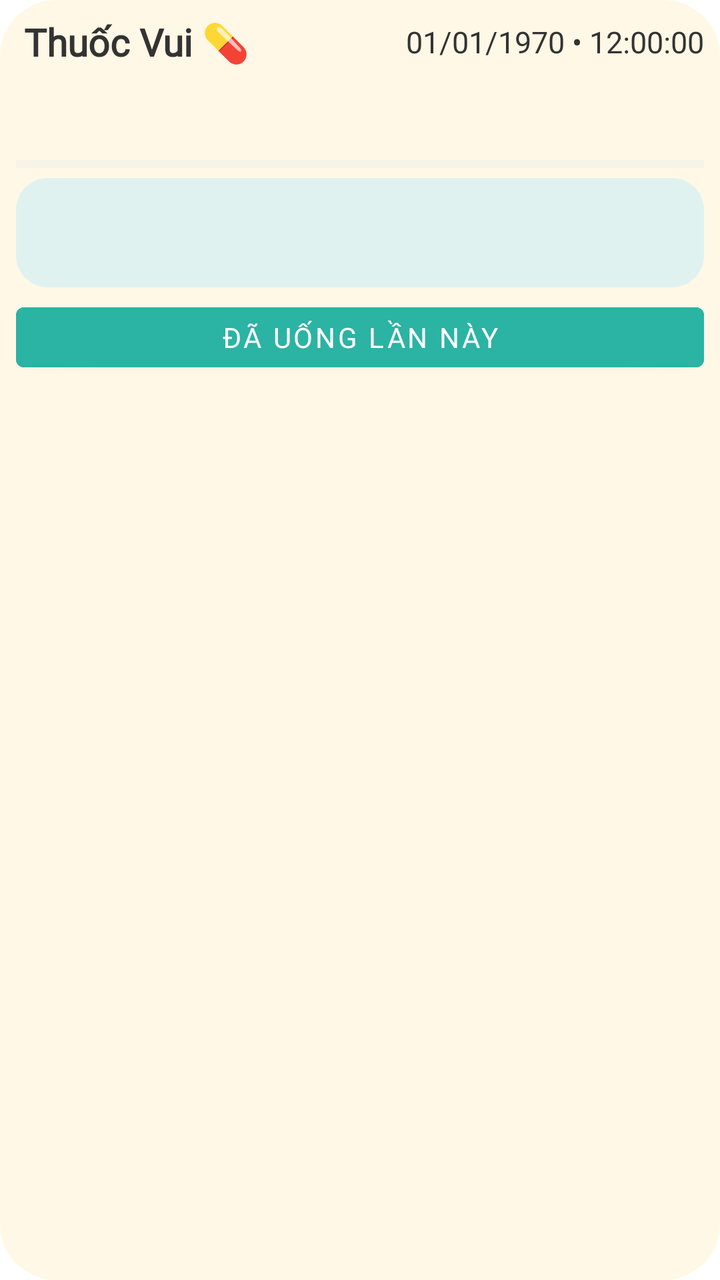
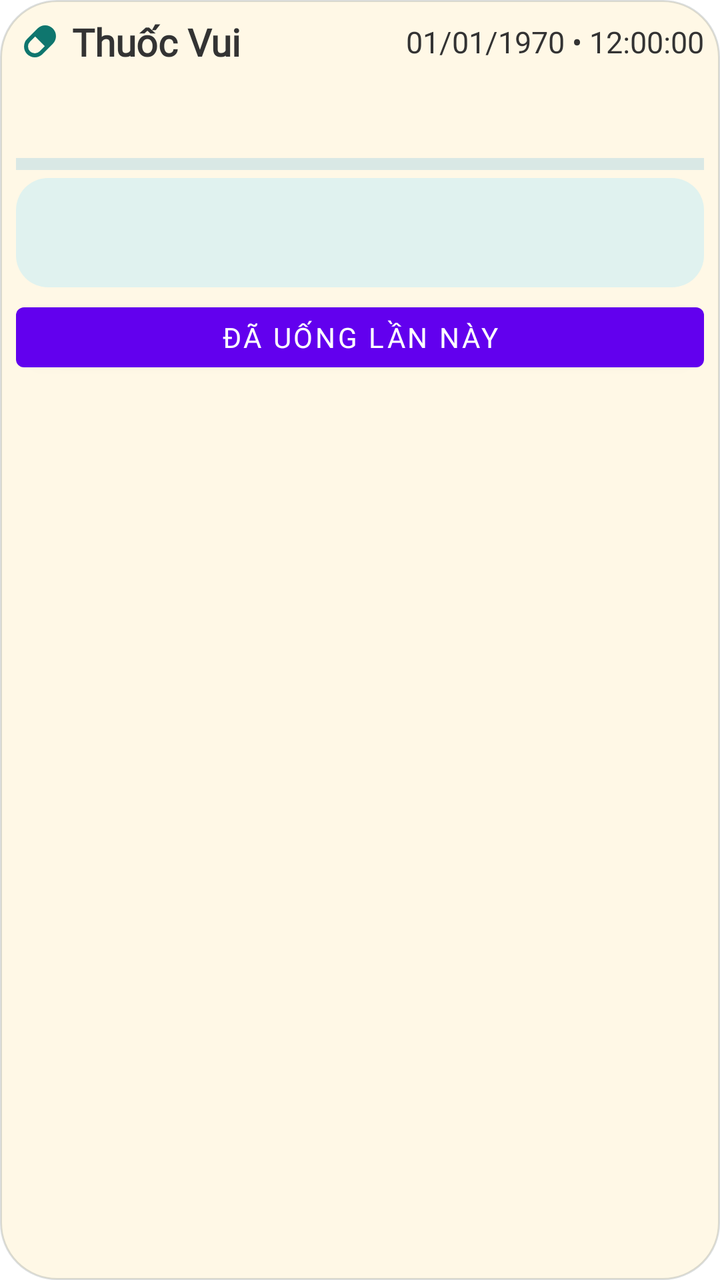

The first picture is an Android layout as it rendered before a commit; the second is the same layout after the commit. The layout source and the unified diff follow.
<!-- AndroidManifest.xml: fallback theme Theme.MaterialComponents.DayNight.NoActionBar -->
<!-- res/layout/thuoc_vui_widget.xml -->
<?xml version="1.0" encoding="utf-8"?>
<LinearLayout xmlns:android="http://schemas.android.com/apk/res/android"
    android:id="@+id/widget_container"
    android:layout_width="match_parent"
    android:layout_height="match_parent"
    android:layout_margin="4dp"
    android:orientation="vertical"
    android:background="@drawable/widget_background"
    android:padding="8dp">
    <LinearLayout
        android:layout_width="match_parent"
        android:layout_height="wrap_content"
        android:orientation="horizontal"
        android:gravity="center_vertical">
        <TextView
            android:id="@+id/widget_title"
            android:fontFamily="@font/be_vietnam_pro"
            android:layout_width="0dp"
            android:layout_weight="1"
            android:layout_height="wrap_content"
            android:layout_marginLeft="4dp"
            android:text="Thuốc Vui 💊"
            android:textSize="19sp"
            android:textStyle="bold"
            android:textColor="#333333" />
        <TextClock
            android:id="@+id/widget_datetime"
            android:fontFamily="@font/be_vietnam_pro"
            android:layout_width="wrap_content"
            android:layout_height="wrap_content"
            android:layout_marginLeft="8dp"
            android:textSize="15sp"
            android:textColor="#333333"
            android:format24Hour="dd/MM/yyyy • HH:mm:ss"
            android:format12Hour="dd/MM/yyyy • hh:mm:ss" />
    </LinearLayout>
    <TextView
        android:id="@+id/widget_pip"
        android:fontFamily="@font/be_vietnam_pro"
        android:layout_width="match_parent"
        android:layout_height="wrap_content"
        android:layout_marginTop="2dp"
        android:maxLines="2"
        android:ellipsize="end"
        android:textSize="14sp"
        android:textColor="#333333" />
    <TextView
        android:id="@+id/widget_progress"
        android:fontFamily="@font/be_vietnam_pro"
        android:layout_width="match_parent"
        android:layout_height="wrap_content"
        android:layout_marginTop="2dp"
        android:textSize="15sp"
        android:textColor="#333333" />
    <ProgressBar
        android:id="@+id/widget_progress_bar"
        style="?android:attr/progressBarStyleHorizontal"
        android:layout_width="match_parent"
        android:layout_height="6dp"
        android:layout_marginTop="2dp"
        android:max="100"
        android:progress="0"
        android:progressTint="#2BB3A3"
        android:progressBackgroundTint="#D9E8E5" />
    <LinearLayout
        android:id="@+id/widget_next_card"
        android:layout_width="match_parent"
        android:layout_height="wrap_content"
        android:layout_marginTop="4dp"
        android:orientation="vertical"
        android:background="@drawable/next_card_light"
        android:padding="6dp">
        <TextView
            android:id="@+id/widget_next"
            android:fontFamily="@font/be_vietnam_pro"
            android:layout_width="match_parent"
            android:layout_height="wrap_content"
            android:textSize="16sp"
            android:textStyle="bold"
            android:textColor="#333333" />
        <TextView
            android:id="@+id/widget_next_time"
            android:fontFamily="@font/be_vietnam_pro"
            android:layout_width="match_parent"
            android:layout_height="wrap_content"
            android:layout_marginTop="2dp"
            android:textSize="14sp"
            android:textColor="#666666" />
    </LinearLayout>
    <Button
        android:id="@+id/widget_checkin"
        android:fontFamily="@font/be_vietnam_pro"
        android:layout_width="match_parent"
        android:layout_height="wrap_content"
        android:layout_marginTop="4dp"
        android:minHeight="42dp"
        android:text="Đã uống lần này"
        android:textColor="#FFFFFF"
        android:backgroundTint="#2BB3A3" />
    <TextView
        android:id="@+id/widget_done"
        android:fontFamily="@font/be_vietnam_pro"
        android:layout_width="match_parent"
        android:layout_height="wrap_content"
        android:layout_marginTop="4dp"
        android:text="🎉 Đã xong hôm nay!"
        android:textSize="16sp"
        android:textStyle="bold"
        android:visibility="gone" />
    <TextView
        android:id="@+id/widget_done_detail"
        android:fontFamily="@font/be_vietnam_pro"
        android:layout_width="match_parent"
        android:layout_height="wrap_content"
        android:layout_marginTop="2dp"
        android:textSize="14sp"
        android:textColor="#333333"
        android:visibility="gone" />
</LinearLayout>
<!-- resources referenced by this layout -->
<resources>
  <!-- drawable next_card_light (drawable) -->
  <?xml version="1.0" encoding="utf-8"?>
  <shape xmlns:android="http://schemas.android.com/apk/res/android" android:shape="rectangle">
      <solid android:color="#FFE0F2EF" />
      <corners android:radius="16dp" />
  </shape>
  <!-- drawable widget_background (drawable) -->
  <?xml version="1.0" encoding="utf-8"?>
  <shape xmlns:android="http://schemas.android.com/apk/res/android" android:shape="rectangle">
      <solid android:color="#FFFFF8E6" />
      <corners android:radius="28dp" />
  </shape>
</resources>

<!-- the commit's change to res/layout/thuoc_vui_widget.xml (unified diff, before → after) -->
@@ -12,6 +12,12 @@
         android:layout_height="wrap_content"
         android:orientation="horizontal"
         android:gravity="center_vertical">
+        <ImageView
+            android:id="@+id/widget_pill"
+            android:layout_width="24dp"
+            android:layout_height="24dp"
+            android:importantForAccessibility="no"
+            android:src="@drawable/widget_pill" />
         <TextView
             android:id="@+id/widget_title"
             android:fontFamily="@font/be_vietnam_pro"
@@ -19,7 +25,7 @@
             android:layout_weight="1"
             android:layout_height="wrap_content"
             android:layout_marginLeft="4dp"
-            android:text="Thuốc Vui 💊"
+            android:text="Thuốc Vui"
             android:textSize="19sp"
             android:textStyle="bold"
             android:textColor="#333333" />
@@ -52,16 +58,14 @@
         android:layout_marginTop="2dp"
         android:textSize="15sp"
         android:textColor="#333333" />
-    <ProgressBar
+    <ImageView
         android:id="@+id/widget_progress_bar"
-        style="?android:attr/progressBarStyleHorizontal"
         android:layout_width="match_parent"
         android:layout_height="6dp"
         android:layout_marginTop="2dp"
-        android:max="100"
-        android:progress="0"
-        android:progressTint="#2BB3A3"
-        android:progressBackgroundTint="#D9E8E5" />
+        android:importantForAccessibility="no"
+        android:scaleType="fitXY"
+        android:background="#D9E8E5" />
     <LinearLayout
         android:id="@+id/widget_next_card"
         android:layout_width="match_parent"
@@ -95,8 +99,7 @@
         android:layout_marginTop="4dp"
         android:minHeight="42dp"
         android:text="Đã uống lần này"
-        android:textColor="#FFFFFF"
-        android:backgroundTint="#2BB3A3" />
+        android:textColor="#FFFFFF" />
     <TextView
         android:id="@+id/widget_done"
         android:fontFamily="@font/be_vietnam_pro"
<!-- resource entries referenced after the edit -->
@@ -10,7 +10,19 @@
   <?xml version="1.0" encoding="utf-8"?>
   <shape xmlns:android="http://schemas.android.com/apk/res/android" android:shape="rectangle">
       <solid android:color="#FFFFF8E6" />
+      <stroke android:width="1dp" android:color="#3347575B" />
       <corners android:radius="28dp" />
   </shape>
+  <!-- drawable widget_pill (drawable) -->
+  <vector xmlns:android="http://schemas.android.com/apk/res/android"
+      android:width="24dp"
+      android:height="24dp"
+      android:viewportWidth="24"
+      android:viewportHeight="24">
+      <path
+          android:fillColor="#0F766E"
+          android:fillType="evenOdd"
+          android:pathData="M18.4,5.6a5.4,5.4 0,0 1,0 7.64l-5.16,5.16a5.4,5.4 0,0 1,-7.64 -7.64l5.16,-5.16a5.4,5.4 0,0 1,7.64 0zM7.01,12.17a3.4,3.4 0,0 0,4.81 4.81l2.58,-2.58l-4.81,-4.81z" />
+  </vector>
 </resources>
 
